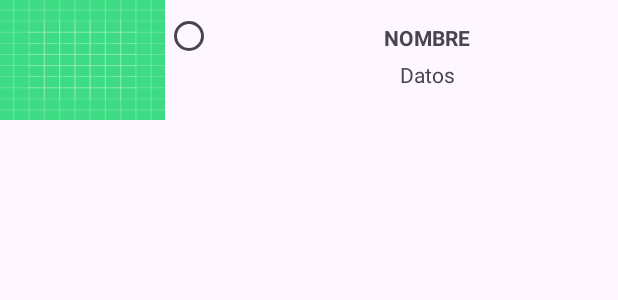
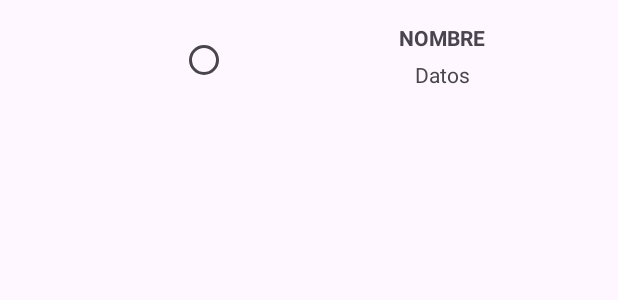
Before and after one commit to claauudiaa/ListView2, an Android app: the layout entrada.xml on its own in the app's theme, with its tools: preview values and no code run, on a phone screen of 412 x 824 dp. Shown: the top 300 px of the screen. Run offline under Robolectric (Android 15) with nearby library versions, the phone set to English and light mode, and no system bars.

Commit message:
Todo está tal cual el documento pero no funciona

```diff
--- a/app/src/main/java/com/example/listview2/Adaptador.java
+++ b/app/src/main/java/com/example/listview2/Adaptador.java
@@ -41,6 +41,7 @@ public abstract class Adaptador extends BaseAdapter {
             LayoutInflater vi = (LayoutInflater)
                     contexto.getSystemService(Context.LAYOUT_INFLATER_SERVICE);
         }
+        onEntrada(entradas.get(posicion), view);
         return view;
     }
 }
--- a/app/src/main/res/layout/entrada.xml
+++ b/app/src/main/res/layout/entrada.xml
@@ -8,13 +8,14 @@
         android:id="@+id/imagen"
         android:layout_width="110dp"
         android:layout_height="80dp"
-        android:scaleType="fitXY"
-        android:src="@drawable/ic_launcher_background"/>
+        android:scaleType="fitXY"/>
 
     <RadioButton
         android:id="@+id/boton"
         android:layout_width="wrap_content"
-        android:layout_height="wrap_content" />
+        android:layout_height="wrap_content"
+        android:layout_gravity="center_vertical"
+        android:layout_margin="10dp" />
 
     <LinearLayout
         android:layout_width="0dp"
```
Also changed, not shown: app/src/main/java/com/example/listview2/MainActivity.java (+78 -0 lines), app/src/main/res/drawable/ajo.jpg (added), app/src/main/res/drawable/cocido.jpeg (added), app/src/main/res/drawable/marisco.jpg (added), app/src/main/res/drawable/pescado.jpg (added), app/src/main/res/drawable/pollo.jpg (added), app/src/main/res/drawable/verduras.jpg (added), 1 other file.
